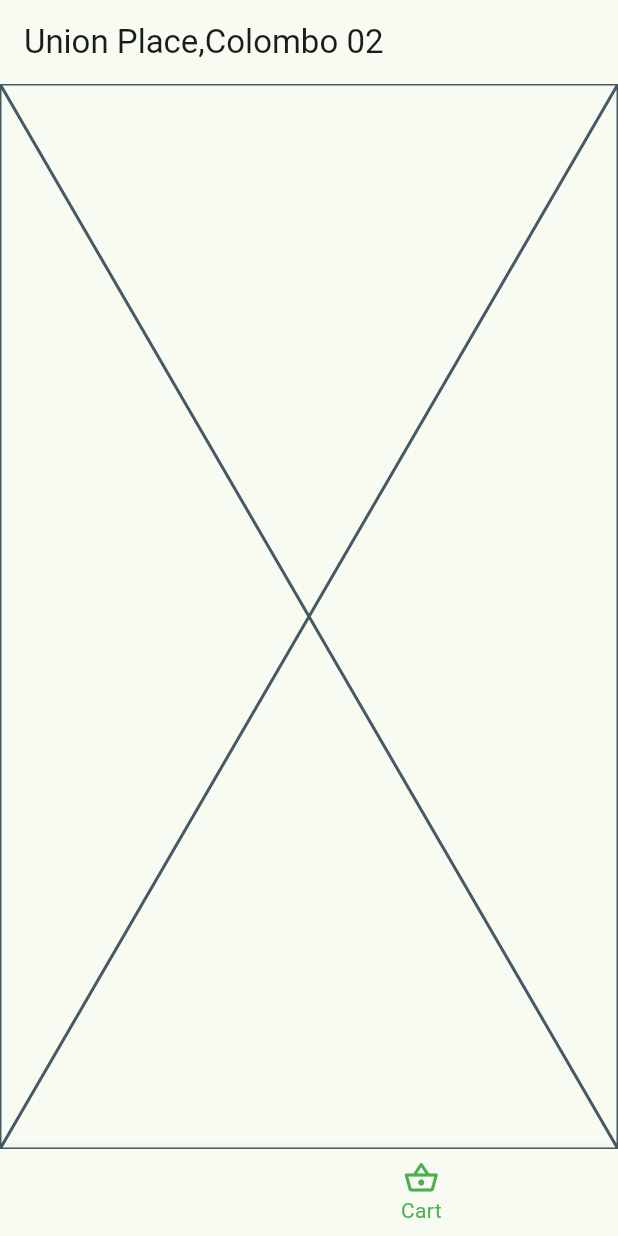
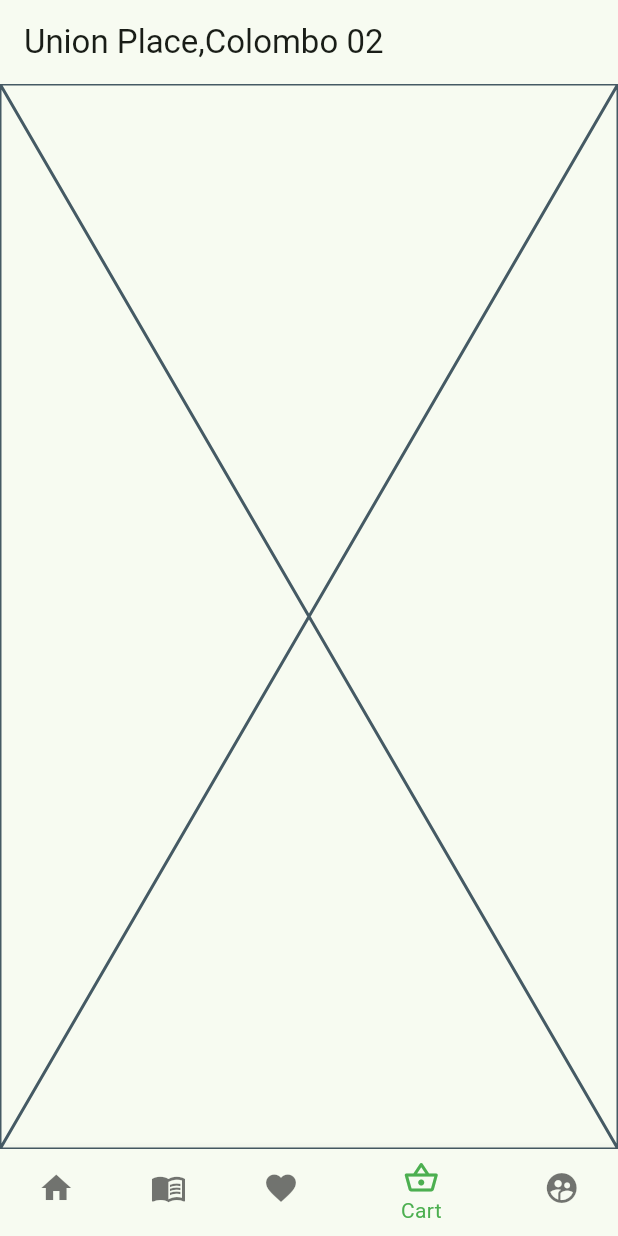
Before and after one commit to FathimaShums/sem_one_mobile_app_assignment, a Flutter app: the screen it shows after launch, item 4 of the bottom bar chosen, on a phone screen of 412 x 824 dp. Run offline on Flutter 3.47's test engine with Material 3 defaults, Android fonts, the phone set to English and light mode, and no system bars.

Commit message:
icons now visible in bottom nav bar

```diff
--- a/lib/screens/landing.dart
+++ b/lib/screens/landing.dart
@@ -41,6 +41,7 @@ class _MyLandingState extends State<MyLanding> {
       ),
       body: _pages[_selectedIndex],
       bottomNavigationBar: BottomNavigationBar(
+        backgroundColor: Colors.white,
         items: const <BottomNavigationBarItem>[
           BottomNavigationBarItem(
             icon: Icon(Icons.home),
@@ -65,6 +66,7 @@ class _MyLandingState extends State<MyLanding> {
         ],
         currentIndex: _selectedIndex,
         selectedItemColor: Colors.green,
+        unselectedItemColor: Colors.black54,
         onTap: _onItemTapped,
       ),
     );
```
